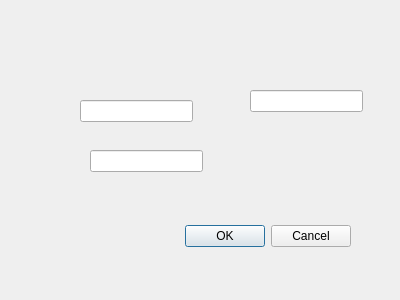
First picture: the form in gui/a.ui, repository santiago0721/cineee, before the edit.
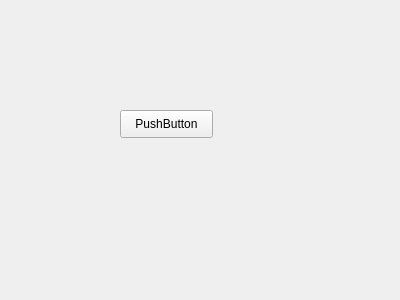
Second picture: the form after the edit.

Patch:
```diff
--- a/gui/a.ui
+++ b/gui/a.ui
@@ -1,7 +1,7 @@
 <?xml version="1.0" encoding="UTF-8"?>
 <ui version="4.0">
- <class>Dialog</class>
- <widget class="QDialog" name="Dialog">
+ <class>Form</class>
+ <widget class="QWidget" name="Form">
   <property name="geometry">
    <rect>
     <x>0</x>
@@ -13,50 +13,17 @@
   <property name="windowTitle">
    <string>Dialog</string>
   </property>
-  <widget class="QDialogButtonBox" name="buttonBox">
+  <widget class="QPushButton" name="pushButton">
    <property name="geometry">
     <rect>
-     <x>10</x>
-     <y>220</y>
-     <width>341</width>
-     <height>32</height>
+     <x>120</x>
+     <y>110</y>
+     <width>93</width>
+     <height>28</height>
     </rect>
    </property>
-   <property name="orientation">
-    <enum>Qt::Horizontal</enum>
-   </property>
-   <property name="standardButtons">
-    <set>QDialogButtonBox::Cancel|QDialogButtonBox::Ok</set>
-   </property>
-  </widget>
-  <widget class="QLineEdit" name="lineEdit">
-   <property name="geometry">
-    <rect>
-     <x>80</x>
-     <y>100</y>
-     <width>113</width>
-     <height>22</height>
-    </rect>
-   </property>
-  </widget>
-  <widget class="QLineEdit" name="lineEdit_2">
-   <property name="geometry">
-    <rect>
-     <x>90</x>
-     <y>150</y>
-     <width>113</width>
-     <height>22</height>
-    </rect>
-   </property>
-  </widget>
-  <widget class="QLineEdit" name="lineEdit_3">
-   <property name="geometry">
-    <rect>
-     <x>250</x>
-     <y>90</y>
-     <width>113</width>
-     <height>22</height>
-    </rect>
+   <property name="text">
+    <string>PushButton</string>
    </property>
   </widget>
  </widget>
```
Left out of the diff: 37 changed lines with no effect on the pictures.
